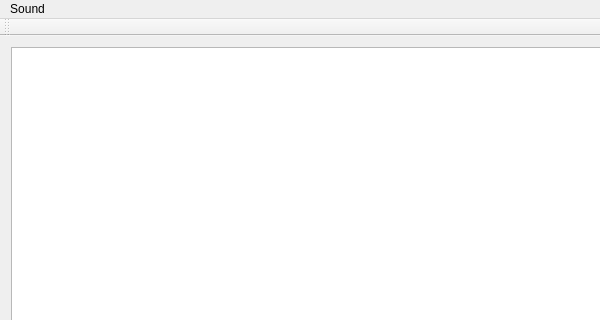
First picture: the form in Minesweeper/mainwindow.ui, repository AStrand94/MinesweeperQt, before the edit; both pictures show x 0 to 600 and y 0 to 320 of the 600 by 717 pixel window.
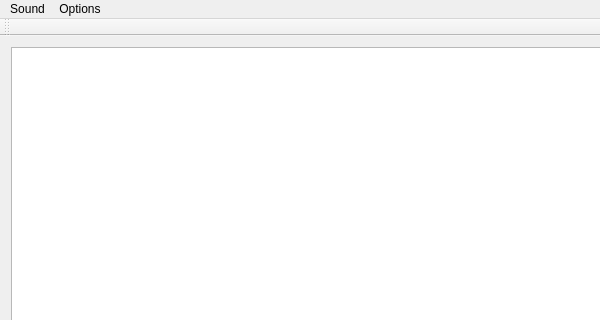
Second picture: the form after the edit.

The edit to the form file:
```diff
--- a/Minesweeper/mainwindow.ui
+++ b/Minesweeper/mainwindow.ui
@@ -91,7 +91,14 @@
     </property>
     <addaction name="actionMute"/>
    </widget>
+   <widget class="QMenu" name="menuOptions">
+    <property name="title">
+     <string>Options</string>
+    </property>
+    <addaction name="actionImmortal"/>
+   </widget>
    <addaction name="menuSound"/>
+   <addaction name="menuOptions"/>
   </widget>
   <widget class="QToolBar" name="mainToolBar">
    <attribute name="toolBarArea">
```
Left out of the diff: 8 changed lines with no effect on the pictures.
